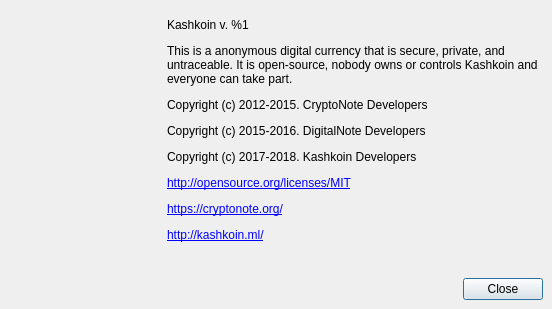
Qt form src/gui/ui/aboutdialog.ui (kashkoin-foundation/kashkoinwallet) before a commit.
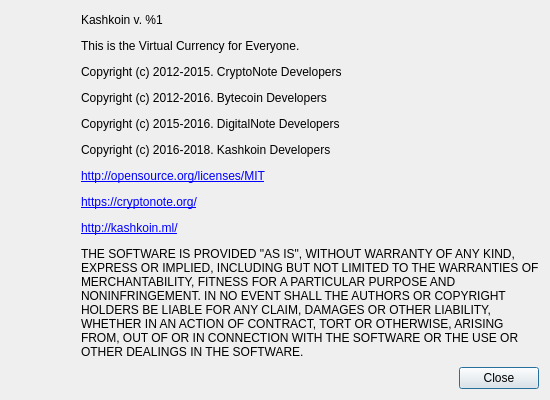
The same form after that commit. Icons and pictures are not drawn.

The edit to the form file:
```diff
--- a/src/gui/ui/aboutdialog.ui
+++ b/src/gui/ui/aboutdialog.ui
@@ -6,8 +6,8 @@
    <rect>
     <x>0</x>
     <y>0</y>
-    <width>552</width>
-    <height>309</height>
+    <width>550</width>
+    <height>400</height>
    </rect>
   </property>
   <property name="sizePolicy">
@@ -19,7 +19,7 @@
   <property name="minimumSize">
    <size>
     <width>550</width>
-    <height>250</height>
+    <height>400</height>
    </size>
   </property>
   <property name="maximumSize">
@@ -31,18 +31,15 @@
   <property name="windowTitle">
    <string>About %1</string>
   </property>
-  <widget class="QWidget" name="">
-   <property name="geometry">
-    <rect>
-     <x>11</x>
-     <y>15</y>
-     <width>532</width>
-     <height>285</height>
-    </rect>
-   </property>
    <layout class="QVBoxLayout" name="verticalLayout">
     <item>
      <layout class="QFormLayout" name="formLayout">
+     <property name="sizeConstraint">
+      <enum>QLayout::SetDefaultConstraint</enum>
+     </property>
+     <property name="rowWrapPolicy">
+      <enum>QFormLayout::WrapLongRows</enum>
+     </property>
       <item row="0" column="0">
        <widget class="QLabel" name="KRBcoin">
         <property name="enabled">
@@ -56,14 +53,14 @@
         </property>
         <property name="minimumSize">
          <size>
-          <width>150</width>
-          <height>150</height>
+         <width>64</width>
+         <height>64</height>
          </size>
         </property>
         <property name="maximumSize">
          <size>
-          <width>150</width>
-          <height>150</height>
+         <width>64</width>
+         <height>64</height>
          </size>
         </property>
         <property name="baseSize">
@@ -101,7 +98,7 @@
          </size>
         </property>
         <property name="text">
-         <string>&lt;html&gt;&lt;head/&gt;&lt;body&gt;&lt;p&gt;Kashkoin v. %1&lt;/p&gt;&lt;p&gt;This is a anonymous digital currency that is secure, private, and untraceable. It is open-source, nobody owns or controls Kashkoin and everyone can take part.&lt;/p&gt;&lt;p&gt;Copyright (c) 2012-2015. CryptoNote Developers&lt;/p&gt;&lt;p&gt;Copyright (c) 2015-2016. DigitalNote Developers&lt;/p&gt;&lt;p&gt;Copyright (c) 2017-2018. Kashkoin Developers&lt;/p&gt;&lt;p&gt;&lt;a href=&quot;http://opensource.org/licenses/MIT&quot;&gt;&lt;span style=&quot; text-decoration: underline; color:#0000ff;&quot;&gt;http://opensource.org/licenses/MIT&lt;/span&gt;&lt;/a&gt;&lt;/p&gt;&lt;p&gt;&lt;a href=&quot;https://cryptonote.org/&quot;&gt;&lt;span style=&quot; text-decoration: underline; color:#0000ff;&quot;&gt;https://cryptonote.org/&lt;/span&gt;&lt;/a&gt;&lt;/p&gt;&lt;p&gt;&lt;a href=&quot;http://kashkoin.ml/&quot;&gt;&lt;span style=&quot; text-decoration: underline; color:#0000ff;&quot;&gt;http://kashkoin.ml/&lt;/span&gt;&lt;/a&gt;&lt;/p&gt;&lt;/body&gt;&lt;/html&gt;</string>
+        <string>&lt;html&gt;&lt;head/&gt;&lt;body&gt;&lt;p&gt;Kashkoin v. %1&lt;/p&gt;&lt;p&gt;This is the Virtual Currency for Everyone.&lt;/p&gt;&lt;p&gt;Copyright (c) 2012-2015. CryptoNote Developers&lt;/p&gt;&lt;p&gt;Copyright (c) 2012-2016. Bytecoin Developers&lt;/p&gt;&lt;p&gt;Copyright (c) 2015-2016. DigitalNote Developers&lt;/p&gt;&lt;p&gt;Copyright (c) 2016-2018. Kashkoin Developers&lt;/p&gt;&lt;p&gt;&lt;a href=&quot;http://opensource.org/licenses/MIT&quot;&gt;&lt;span style=&quot; text-decoration: underline; color:#0000ff;&quot;&gt;http://opensource.org/licenses/MIT&lt;/span&gt;&lt;/a&gt;&lt;/p&gt;&lt;p&gt;&lt;a href=&quot;https://cryptonote.org/&quot;&gt;&lt;span style=&quot; text-decoration: underline; color:#0000ff;&quot;&gt;https://cryptonote.org/&lt;/span&gt;&lt;/a&gt;&lt;/p&gt;&lt;p&gt;&lt;a href=&quot;http://kashkoin.ml/&quot;&gt;&lt;span style=&quot; text-decoration: underline; color:#0000ff;&quot;&gt;http://kashkoin.ml/&lt;/span&gt;&lt;/a&gt;&lt;/p&gt;&lt;p&gt;THE SOFTWARE IS PROVIDED &amp;quot;AS IS&amp;quot;, WITHOUT WARRANTY OF ANY KIND, EXPRESS OR IMPLIED, INCLUDING BUT NOT LIMITED TO THE WARRANTIES OF MERCHANTABILITY, FITNESS FOR A PARTICULAR PURPOSE AND NONINFRINGEMENT. IN NO EVENT SHALL THE AUTHORS OR COPYRIGHT HOLDERS BE LIABLE FOR ANY CLAIM, DAMAGES OR OTHER LIABILITY, WHETHER IN AN ACTION OF CONTRACT, TORT OR OTHERWISE, ARISING FROM, OUT OF OR IN CONNECTION WITH THE SOFTWARE OR THE USE OR OTHER DEALINGS IN THE SOFTWARE.&lt;/p&gt;&lt;/body&gt;&lt;/html&gt;</string>
         </property>
         <property name="textFormat">
          <enum>Qt::RichText</enum>
@@ -144,7 +141,6 @@
      </layout>
     </item>
    </layout>
-  </widget>
  </widget>
  <resources>
   <include location="../../resources.qrc"/>
```
Left out of the diff: 6 changed lines with no effect on the pictures. Lines whose indentation alone changed are shown as unchanged.
